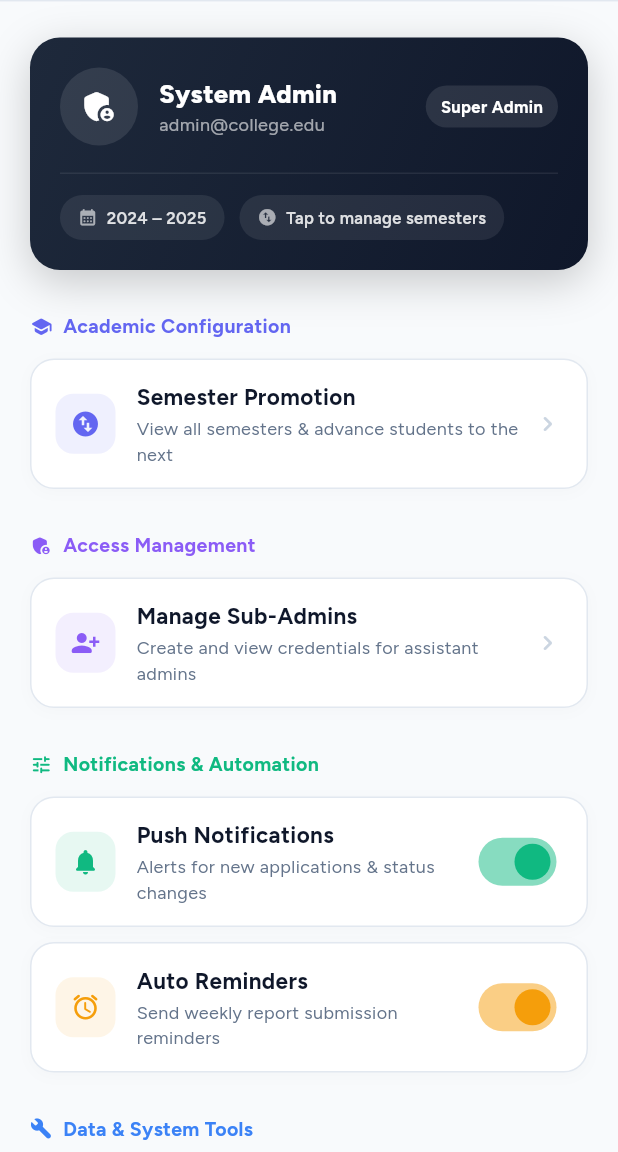
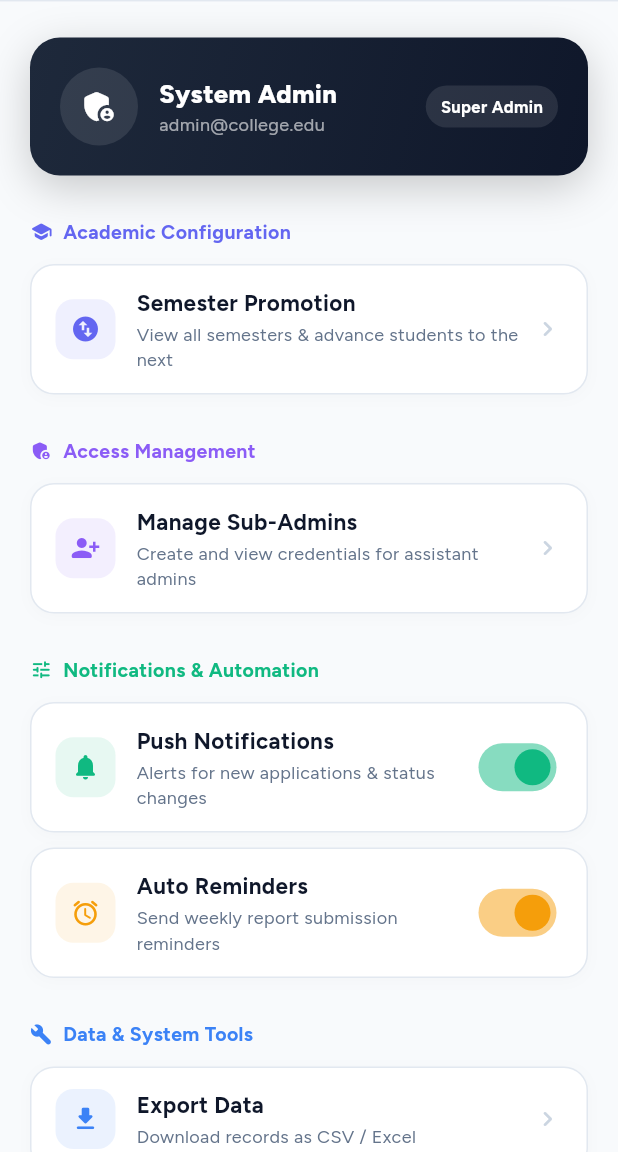
Before and after one commit to charanrajb28/myapp, a Flutter app: the MoreOptionsScreen screen opened directly, on a phone screen of 412 x 824 dp, the part 84-1236 px from its top. Run offline on Flutter 3.47's test engine with Material 3 defaults, Android fonts, the phone set to English and light mode, and no system bars; our stand-ins replace file_picker, firebase_auth, firebase_core, firebase_messaging, flutter_local_notifications, flutter_riverpod and 5 more; missing offline and left inert: dart:html, excel, file_selector, mailer, mobile_scanner; accounts and stored records are empty; network calls fail.

Commit message:
made changes in the admin portal

```diff
--- a/lib/screens/admin/dashboard/more_options_screen.dart
+++ b/lib/screens/admin/dashboard/more_options_screen.dart
@@ -15,7 +15,6 @@ class MoreOptionsScreen extends StatefulWidget {
 }
 
 class _MoreOptionsScreenState extends State<MoreOptionsScreen> {
-  final String _academicYear = '2024 – 2025';
   bool _notificationsEnabled = true;
   bool _autoRemindersEnabled = true;
 
@@ -295,27 +294,6 @@ class _MoreOptionsScreenState extends State<MoreOptionsScreen> {
             onTap: () => _showSuccessSnack('Cache cleared successfully'),
           ),
 
-          const SizedBox(height: 28),
-
-          // ── Account ──
-          const _SectionHeader(label: 'Account', icon: Icons.person_rounded, color: Color(0xFF0F172A)),
-          const SizedBox(height: 12),
-
-          _ActionTile(
-            icon: Icons.manage_accounts_rounded,
-            color: const Color(0xFF475569),
-            title: 'Account Settings',
-            subtitle: 'Edit admin profile and preferences',
-            onTap: () {},
-          ),
-          const SizedBox(height: 10),
-          _ActionTile(
-            icon: Icons.shield_rounded,
-            color: const Color(0xFF475569),
-            title: 'Security Overview',
-            subtitle: 'Password reset and active sessions',
-            onTap: () {},
-          ),
 
           const SizedBox(height: 28),
 
@@ -394,30 +372,6 @@ class _MoreOptionsScreenState extends State<MoreOptionsScreen> {
                 style: TextStyle(fontSize: 11, fontWeight: FontWeight.w700, color: isSubAdmin ? const Color(0xFFFBBF24) : Colors.white)),
           ),
         ]),
-        const SizedBox(height: 18),
-        Container(height: 1, color: Colors.white.withValues(alpha: 0.08)),
-        const SizedBox(height: 14),
-        Row(children: [
-          _statPill(Icons.calendar_month_rounded, _academicYear),
-          const SizedBox(width: 10),
-          _statPill(Icons.swap_vert_circle_rounded, 'Tap to manage semesters'),
-        ]),
-      ]),
-    );
-  }
-
-  Widget _statPill(IconData icon, String label) {
-    return Container(
-      padding: const EdgeInsets.symmetric(horizontal: 12, vertical: 7),
-      decoration: BoxDecoration(
-        color: Colors.white.withValues(alpha: 0.08),
-        borderRadius: BorderRadius.circular(30),
-      ),
-      child: Row(mainAxisSize: MainAxisSize.min, children: [
-        Icon(icon, size: 13, color: Colors.white.withValues(alpha: 0.6)),
-        const SizedBox(width: 6),
-        Text(label,
-            style: TextStyle(fontSize: 11, fontWeight: FontWeight.w600, color: Colors.white.withValues(alpha: 0.85))),
       ]),
     );
   }
```
Also changed, not shown: 7 other files.
